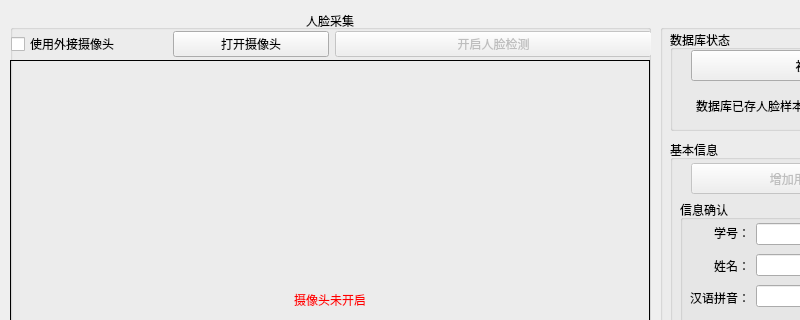
The window that code/faceRecognition/ui/DataRecord.ui (RachelWealth/IoT-course-practice) describes before a commit, drawn with Qt 5; both pictures show x 0 to 800 and y 0 to 320 of the 1011 by 601 pixel window.
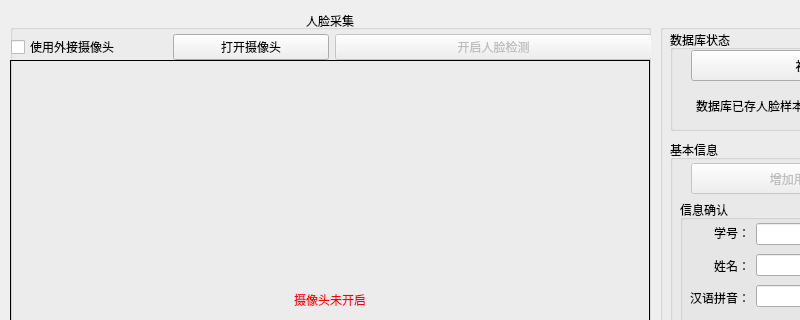
The same window after the commit.

Patch:
```diff
--- a/code/faceRecognition/ui/DataRecord.ui
+++ b/code/faceRecognition/ui/DataRecord.ui
@@ -109,7 +109,7 @@
       <x>1</x>
       <y>21</y>
       <width>641</width>
-      <height>27</height>
+      <height>32</height>
      </rect>
     </property>
     <layout class="QHBoxLayout" name="controlHorizontalLayout">
```
